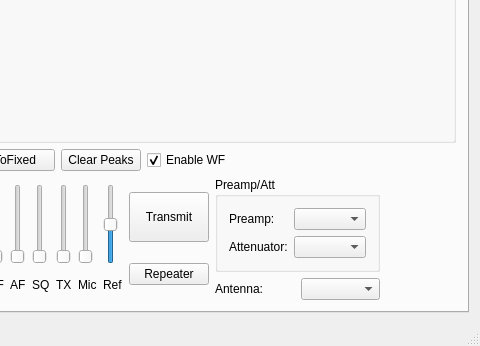
adecarolis/wfweb, file wfmain.ui: the form before one commit; both pictures show x 454 to 934 and y 236 to 582 of the 934 by 582 pixel window.
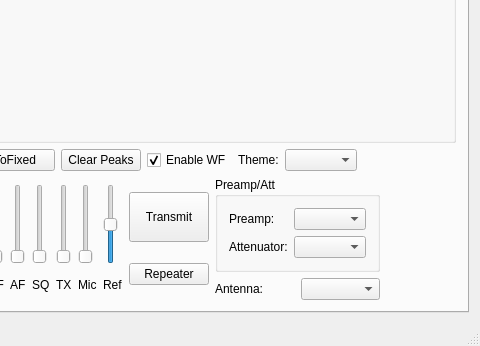
The form after the commit. Custom widgets are drawn as their Qt base class.

Commit message: Added waterfall theme combo box

What changed in the file:
```diff
--- a/wfmain.ui
+++ b/wfmain.ui
@@ -113,6 +113,16 @@
             </property>
            </widget>
           </item>
+          <item>
+           <widget class="QLabel" name="label_31">
+            <property name="text">
+             <string>Theme:</string>
+            </property>
+           </widget>
+          </item>
+          <item>
+           <widget class="QComboBox" name="wfthemeCombo"/>
+          </item>
           <item>
            <spacer name="horizontalSpacer_2">
             <property name="orientation">
```
The commit also changes 2 other files.
